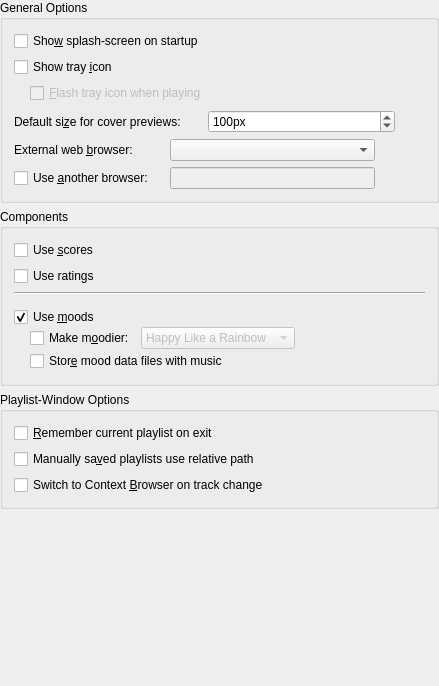
Before: the Qt Designer form src/configdialog/GeneralConfig.ui in KDE/amarok, drawn with Qt 5.
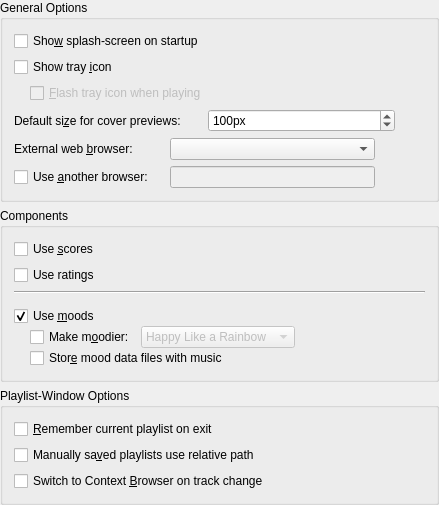
After: the same form once the commit is applied. Custom widgets are drawn as their Qt base class.

Commit message: Fix dialog height.

Patch:
```diff
--- a/src/configdialog/GeneralConfig.ui
+++ b/src/configdialog/GeneralConfig.ui
@@ -6,7 +6,7 @@
     <x>0</x>
     <y>0</y>
     <width>425</width>
-    <height>686</height>
+    <height>503</height>
    </rect>
   </property>
   <property name="sizePolicy" >
@@ -558,7 +558,7 @@
      <property name="sizeHint" >
       <size>
        <width>20</width>
-       <height>152</height>
+       <height>20</height>
       </size>
      </property>
     </spacer>
```
